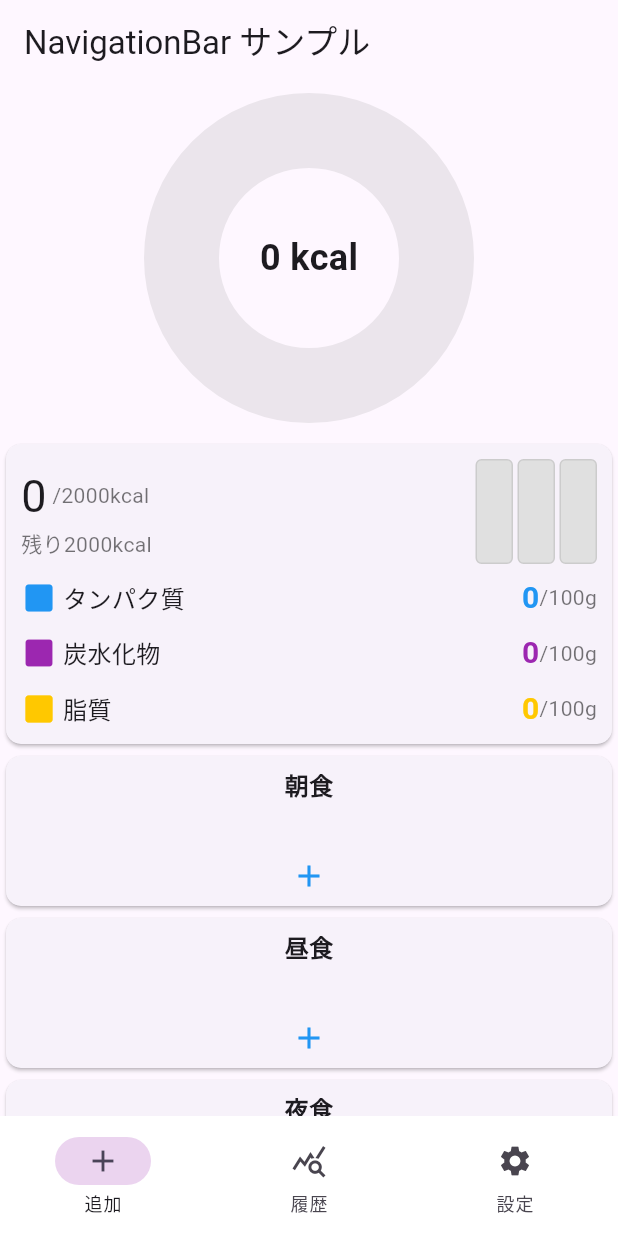
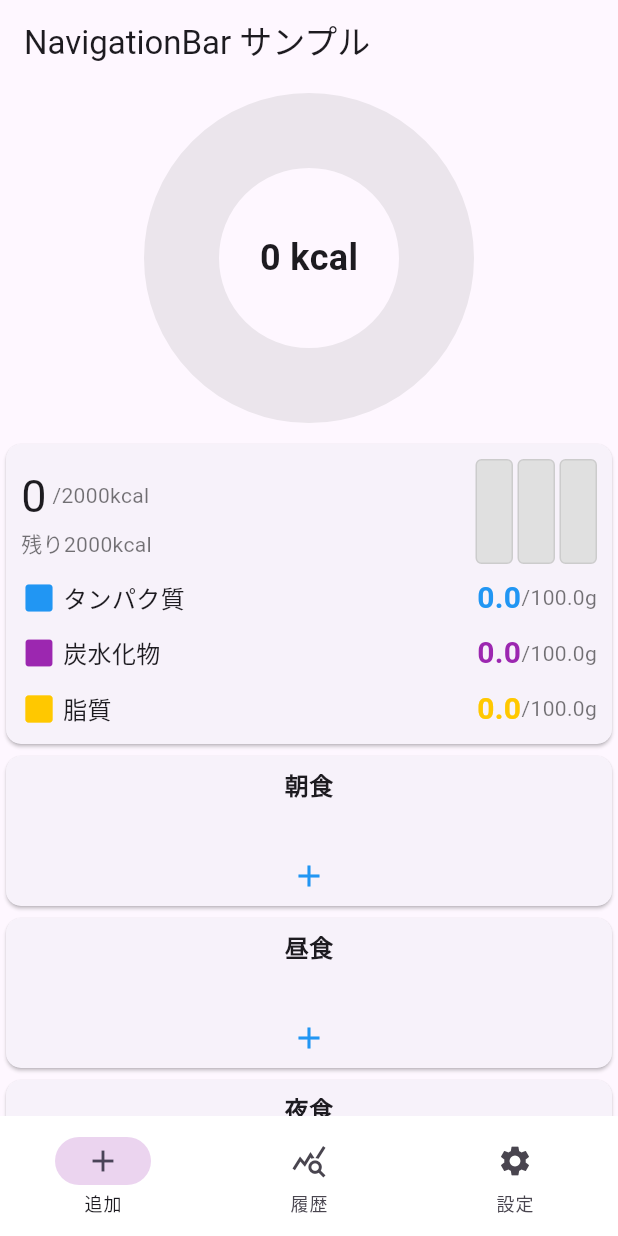
Before and after one commit to tttt369/android, a Flutter app: the screen it shows after launch, on a phone screen of 412 x 824 dp. Run offline on Flutter 3.47's test engine with Material 3 defaults, Android fonts, the phone set to English and light mode, and no system bars; drawn by our look-alikes of fl_chart.

Commit message:
BarChart from integer to double

```diff
--- a/lib/main.dart
+++ b/lib/main.dart
@@ -401,7 +401,7 @@ class _MyHomePageState extends State<MyHomePage> {
       Row(
         children: [
           Text(
-            '${current.toInt()}',
+            current.toStringAsFixed(1), // Display with 1 decimal place
             style: TextStyle(
               fontSize: 20,
               color: color,
@@ -409,7 +409,7 @@ class _MyHomePageState extends State<MyHomePage> {
             ),
           ),
           Text(
-            '/${max.toInt()}g',
+            '/${max.toStringAsFixed(1)}g', // Display with 1 decimal place
             style: const TextStyle(fontSize: 14, color: Colors.black54),
           ),
         ],
```
